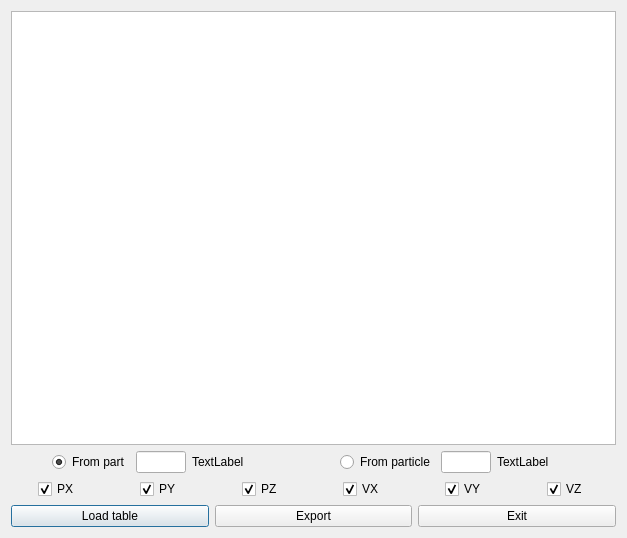
First picture: the form in xdynamics_gui/wparticle_result.ui, repository miniwooki/xdynamics_dll, before the edit.
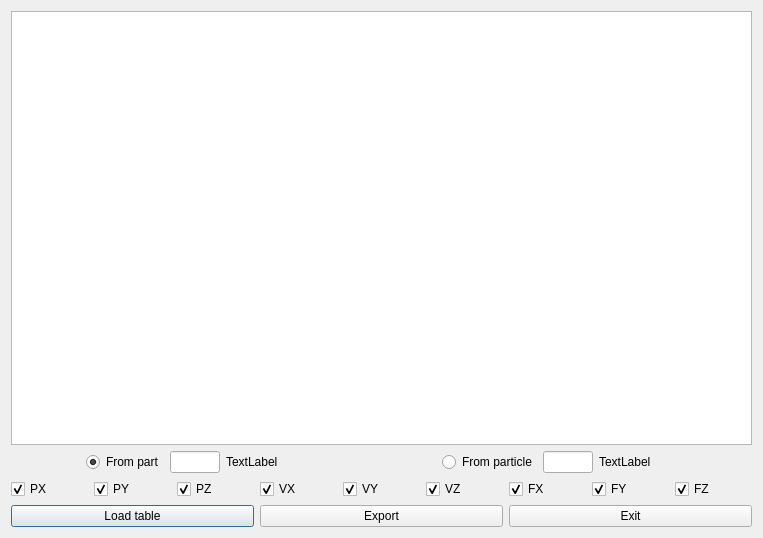
Second picture: the form after the edit.

```diff
--- a/xdynamics_gui/wparticle_result.ui
+++ b/xdynamics_gui/wparticle_result.ui
@@ -6,7 +6,7 @@
    <rect>
     <x>0</x>
     <y>0</y>
-    <width>627</width>
+    <width>763</width>
     <height>538</height>
    </rect>
   </property>
@@ -80,7 +80,7 @@
    </item>
    <item row="2" column="0">
     <layout class="QHBoxLayout" name="horizontalLayout_2">
-     <item alignment="Qt::AlignHCenter">
+     <item>
       <widget class="QCheckBox" name="CBPX">
        <property name="text">
         <string>PX</string>
@@ -90,7 +90,7 @@
        </property>
       </widget>
      </item>
-     <item alignment="Qt::AlignHCenter">
+     <item>
       <widget class="QCheckBox" name="CBPY">
        <property name="text">
         <string>PY</string>
@@ -100,7 +100,7 @@
        </property>
       </widget>
      </item>
-     <item alignment="Qt::AlignHCenter">
+     <item>
       <widget class="QCheckBox" name="CBPZ">
        <property name="text">
         <string>PZ</string>
@@ -110,7 +110,7 @@
        </property>
       </widget>
      </item>
-     <item alignment="Qt::AlignHCenter">
+     <item>
       <widget class="QCheckBox" name="CBVX">
        <property name="text">
         <string>VX</string>
@@ -120,7 +120,7 @@
        </property>
       </widget>
      </item>
-     <item alignment="Qt::AlignHCenter">
+     <item>
       <widget class="QCheckBox" name="CBVY">
        <property name="text">
         <string>VY</string>
@@ -130,7 +130,7 @@
        </property>
       </widget>
      </item>
-     <item alignment="Qt::AlignHCenter">
+     <item>
       <widget class="QCheckBox" name="CBVZ">
        <property name="text">
         <string>VZ</string>
@@ -140,6 +140,36 @@
        </property>
       </widget>
      </item>
+     <item>
+      <widget class="QCheckBox" name="CBAX">
+       <property name="text">
+        <string>FX</string>
+       </property>
+       <property name="checked">
+        <bool>true</bool>
+       </property>
+      </widget>
+     </item>
+     <item>
+      <widget class="QCheckBox" name="CBAY">
+       <property name="text">
+        <string>FY</string>
+       </property>
+       <property name="checked">
+        <bool>true</bool>
+       </property>
+      </widget>
+     </item>
+     <item>
+      <widget class="QCheckBox" name="CBAZ">
+       <property name="text">
+        <string>FZ</string>
+       </property>
+       <property name="checked">
+        <bool>true</bool>
+       </property>
+      </widget>
+     </item>
     </layout>
    </item>
    <item row="3" column="0">
```
